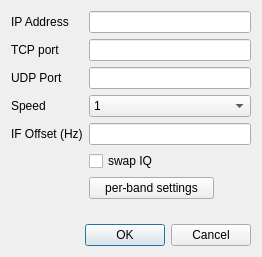
n4ogw/so2sdr, file so2sdr-bandmap/networksetup.ui: the form before one commit.
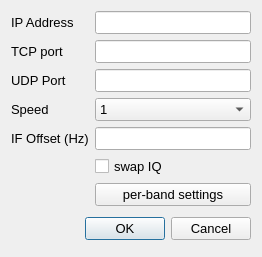
The form after the commit.

The edit to the form file:
```diff
--- a/so2sdr-bandmap/networksetup.ui
+++ b/so2sdr-bandmap/networksetup.ui
@@ -11,7 +11,7 @@
    </rect>
   </property>
   <property name="sizePolicy">
-   <sizepolicy hsizetype="Fixed" vsizetype="Fixed">
+   <sizepolicy hsizetype="MinimumExpanding" vsizetype="MinimumExpanding">
     <horstretch>0</horstretch>
     <verstretch>0</verstretch>
    </sizepolicy>
@@ -24,10 +24,16 @@
   </property>
   <property name="maximumSize">
    <size>
-    <width>262</width>
-    <height>257</height>
+    <width>512</width>
+    <height>500</height>
    </size>
   </property>
+  <property name="font">
+   <font>
+    <family>Liberation Sans</family>
+    <pointsize>10</pointsize>
+   </font>
+  </property>
   <property name="windowTitle">
    <string>Network SDR</string>
   </property>
@@ -49,6 +55,12 @@
      </item>
      <item row="0" column="1">
       <widget class="QLineEdit" name="tcpipaddressLineEdit">
+       <property name="sizePolicy">
+        <sizepolicy hsizetype="MinimumExpanding" vsizetype="MinimumExpanding">
+         <horstretch>0</horstretch>
+         <verstretch>0</verstretch>
+        </sizepolicy>
+       </property>
        <property name="toolTip">
         <string>IP address of SDR</string>
        </property>
@@ -63,6 +75,12 @@
      </item>
      <item row="1" column="1">
       <widget class="QLineEdit" name="tcpportLineEdit">
+       <property name="sizePolicy">
+        <sizepolicy hsizetype="MinimumExpanding" vsizetype="MinimumExpanding">
+         <horstretch>0</horstretch>
+         <verstretch>0</verstretch>
+        </sizepolicy>
+       </property>
        <property name="toolTip">
         <string>TCP port number</string>
        </property>
@@ -77,6 +95,12 @@
      </item>
      <item row="2" column="1">
       <widget class="QLineEdit" name="udpportLineEdit">
+       <property name="sizePolicy">
+        <sizepolicy hsizetype="MinimumExpanding" vsizetype="MinimumExpanding">
+         <horstretch>0</horstretch>
+         <verstretch>0</verstretch>
+        </sizepolicy>
+       </property>
        <property name="toolTip">
         <string>UDP port number</string>
        </property>
@@ -91,6 +115,12 @@
      </item>
      <item row="4" column="1">
       <widget class="QLineEdit" name="lineEditOffset">
+       <property name="sizePolicy">
+        <sizepolicy hsizetype="MinimumExpanding" vsizetype="MinimumExpanding">
+         <horstretch>0</horstretch>
+         <verstretch>0</verstretch>
+        </sizepolicy>
+       </property>
        <property name="toolTip">
         <string>IF offset: difference in Hz from SDR center frequency and center of display.</string>
        </property>
@@ -98,6 +128,12 @@
      </item>
      <item row="5" column="1">
       <widget class="QCheckBox" name="checkBoxSwap">
+       <property name="sizePolicy">
+        <sizepolicy hsizetype="MinimumExpanding" vsizetype="MinimumExpanding">
+         <horstretch>0</horstretch>
+         <verstretch>0</verstretch>
+        </sizepolicy>
+       </property>
        <property name="toolTip">
         <string>Invert I/Q channels. Use if spectrum is inverted.</string>
        </property>
@@ -115,6 +151,12 @@
      </item>
      <item row="3" column="1">
       <widget class="QComboBox" name="fftComboBox">
+       <property name="sizePolicy">
+        <sizepolicy hsizetype="MinimumExpanding" vsizetype="MinimumExpanding">
+         <horstretch>0</horstretch>
+         <verstretch>0</verstretch>
+        </sizepolicy>
+       </property>
        <item>
         <property name="text">
          <string>1</string>
@@ -134,6 +176,12 @@
      </item>
      <item row="6" column="1">
       <widget class="QPushButton" name="bandOffsetPushButton">
+       <property name="sizePolicy">
+        <sizepolicy hsizetype="MinimumExpanding" vsizetype="MinimumExpanding">
+         <horstretch>0</horstretch>
+         <verstretch>0</verstretch>
+        </sizepolicy>
+       </property>
        <property name="minimumSize">
         <size>
          <width>125</width>
@@ -142,7 +190,7 @@
        </property>
        <property name="maximumSize">
         <size>
-         <width>125</width>
+         <width>250</width>
          <height>16777215</height>
         </size>
        </property>
@@ -155,6 +203,12 @@
    </item>
    <item>
     <widget class="QDialogButtonBox" name="buttonBox">
+     <property name="sizePolicy">
+      <sizepolicy hsizetype="MinimumExpanding" vsizetype="MinimumExpanding">
+       <horstretch>0</horstretch>
+       <verstretch>0</verstretch>
+      </sizepolicy>
+     </property>
      <property name="orientation">
       <enum>Qt::Horizontal</enum>
      </property>
```
